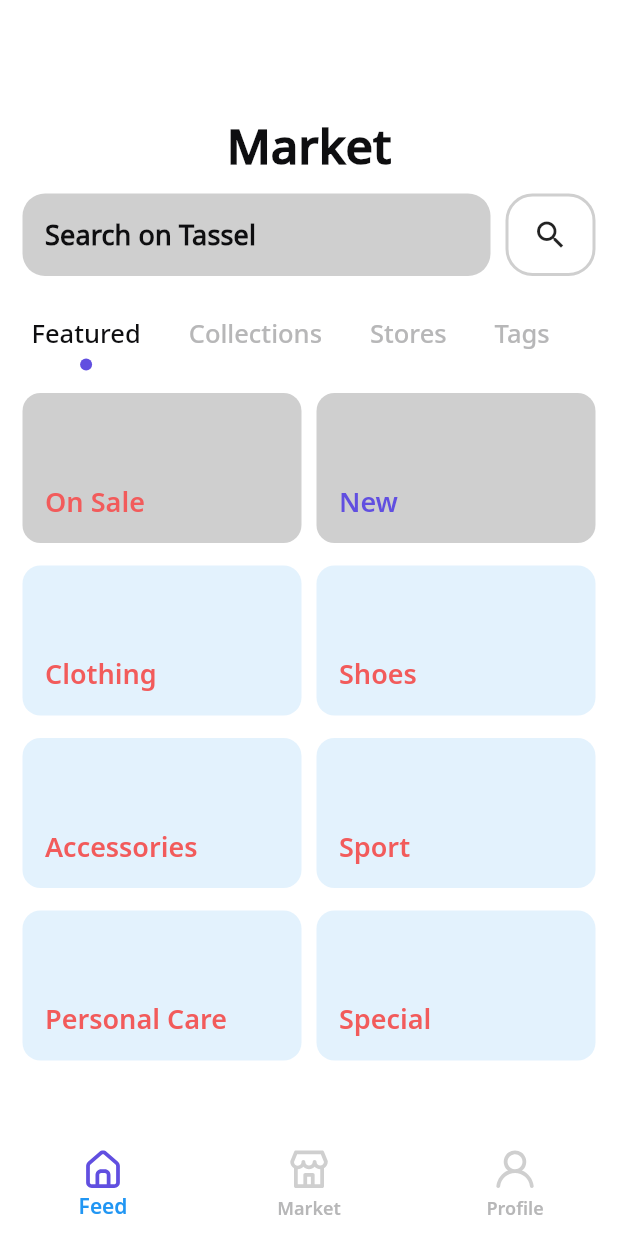
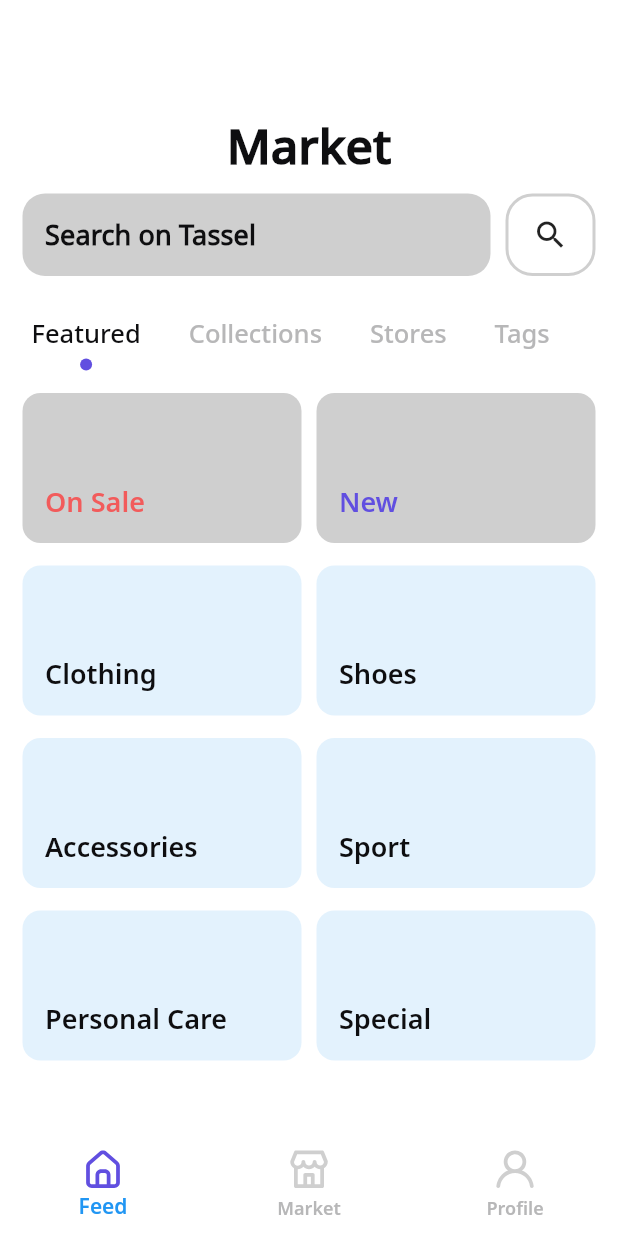
Before and after one commit to amirmuradov/e_commerce_app, a Flutter app: the screen it shows after launch, on a phone screen of 412 x 824 dp. Run offline on Flutter 3.47's test engine with Material 2 defaults, Android fonts, the phone set to English and light mode, and no system bars; our stand-ins replace flutter_svg.

Commit message:
updated and created

```diff
--- a/lib/pages/market_page.dart
+++ b/lib/pages/market_page.dart
@@ -230,7 +230,7 @@ class _HomePageState extends State<HomePage> with TickerProviderStateMixin {
                       child: CartItem(
                         text: 'Clothing',
                         style: Theme.of(context).textTheme.bodySmall!.copyWith(
-                              color: Theme.of(context).canvasColor,
+                              color: Theme.of(context).hintColor,
                             ),
                       ),
                     ),
@@ -244,7 +244,7 @@ class _HomePageState extends State<HomePage> with TickerProviderStateMixin {
                       child: CartItem(
                         text: 'Shoes',
                         style: Theme.of(context).textTheme.bodySmall!.copyWith(
-                              color: Theme.of(context).canvasColor,
+                              color: Theme.of(context).hintColor,
                             ),
                       ),
                     ),
@@ -265,7 +265,7 @@ class _HomePageState extends State<HomePage> with TickerProviderStateMixin {
                       child: CartItem(
                         text: 'Accessories',
                         style: Theme.of(context).textTheme.bodySmall!.copyWith(
-                              color: Theme.of(context).canvasColor,
+                              color: Theme.of(context).hintColor,
                             ),
                       ),
                     ),
@@ -279,7 +279,7 @@ class _HomePageState extends State<HomePage> with TickerProviderStateMixin {
                       child: CartItem(
                         text: 'Sport',
                         style: Theme.of(context).textTheme.bodySmall!.copyWith(
-                              color: Theme.of(context).canvasColor,
+                              color: Theme.of(context).hintColor,
                             ),
                       ),
                     ),
@@ -300,7 +300,7 @@ class _HomePageState extends State<HomePage> with TickerProviderStateMixin {
                       child: CartItem(
                         text: 'Personal Care',
                         style: Theme.of(context).textTheme.bodySmall!.copyWith(
-                              color: Theme.of(context).canvasColor,
+                              color: Theme.of(context).hintColor,
                             ),
                       ),
                     ),
@@ -314,7 +314,7 @@ class _HomePageState extends State<HomePage> with TickerProviderStateMixin {
                       child: CartItem(
                         text: 'Special',
                         style: Theme.of(context).textTheme.bodySmall!.copyWith(
-                              color: Theme.of(context).canvasColor,
+                              color: Theme.of(context).hintColor,
                             ),
                       ),
                     ),
```
